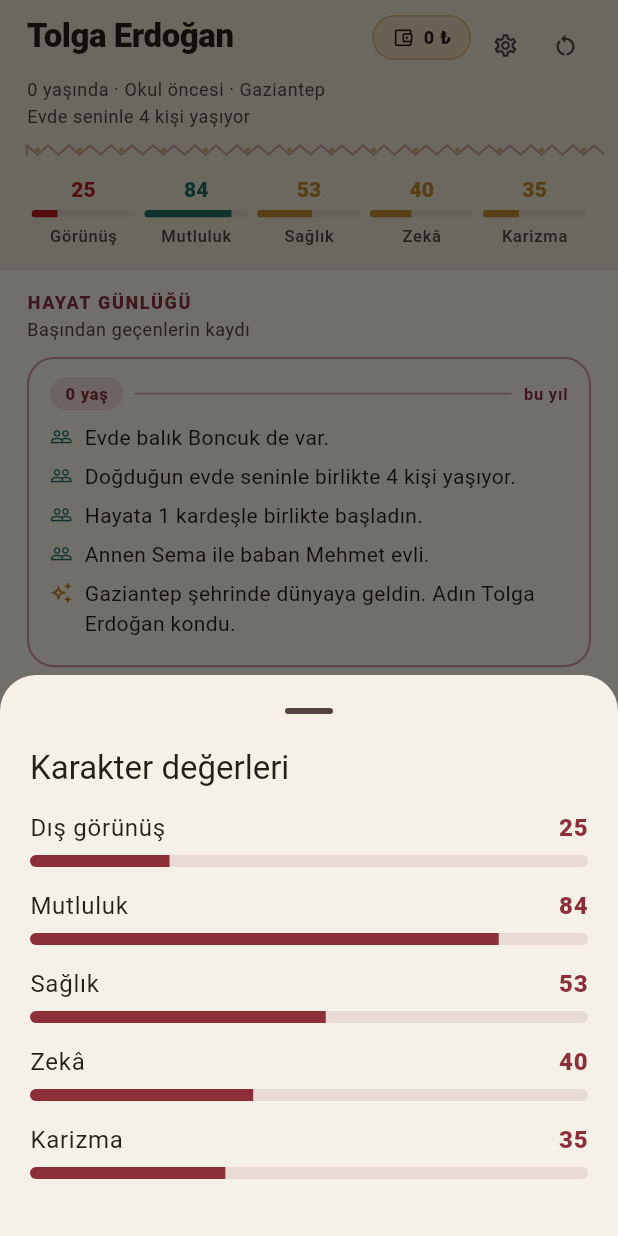
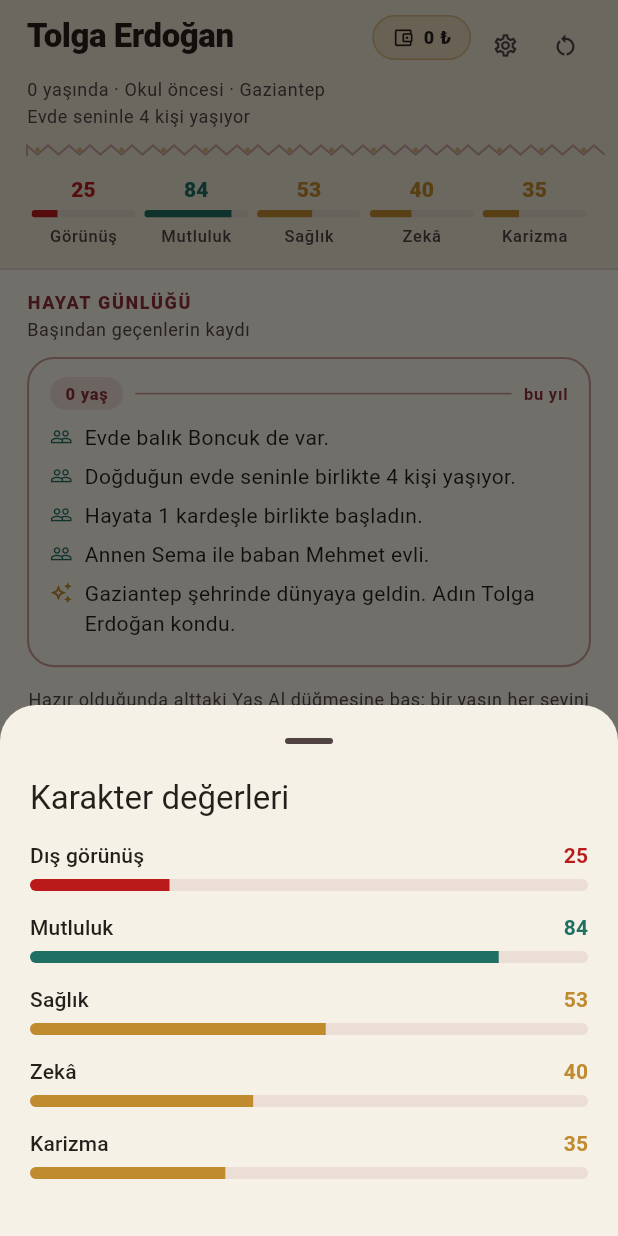
Before and after one commit to fahrettinkoksal/bir--m-r, a Flutter app: the screen it shows after launch, after a tap on "Rastgele bir hayat", after a tap on "25", on a phone screen of 412 x 824 dp. Run offline on Flutter 3.47's test engine with Material 3 defaults, Android fonts, the phone set to English and light mode, and no system bars.

```diff
--- a/app/lib/ui/widgets/character_header.dart
+++ b/app/lib/ui/widgets/character_header.dart
@@ -239,55 +239,15 @@ class _StatDetailSheet extends StatelessWidget {
             Text('Karakter değerleri', style: theme.textTheme.titleLarge),
             const SizedBox(height: 14),
             for (final StatEntry entry in state.player.stats.entries) ...<Widget>[
-              _DetailRow(entry: entry),
+              StatBar(label: entry.label, value: entry.value),
               const SizedBox(height: 14),
             ],
             // Ün açılmadıysa hiç gösterilmez (D-027).
             if (state.player.fameUnlocked)
-              _DetailRow(entry: StatEntry('Ün', state.player.fame!)),
+              StatBar(label: 'Ün', value: state.player.fame!),
           ],
         ),
       ),
     );
   }
 }
-
-class _DetailRow extends StatelessWidget {
-  const _DetailRow({required this.entry});
-
-  final StatEntry entry;
-
-  @override
-  Widget build(BuildContext context) {
-    final ThemeData theme = Theme.of(context);
-    return Column(
-      crossAxisAlignment: CrossAxisAlignment.start,
-      children: <Widget>[
-        Row(
-          mainAxisAlignment: MainAxisAlignment.spaceBetween,
-          children: <Widget>[
-            Text(entry.label, style: theme.textTheme.bodyLarge),
-            Text(
-              '${entry.value}',
-              style: theme.textTheme.bodyLarge?.copyWith(
-                fontWeight: FontWeight.w800,
-                color: theme.colorScheme.primary,
-              ),
-            ),
-          ],
-        ),
-        const SizedBox(height: 6),
-        ClipRRect(
-          borderRadius: BorderRadius.circular(8),
-          child: LinearProgressIndicator(
-            value: entry.value / 100,
-            minHeight: 8,
-            backgroundColor:
-                theme.colorScheme.outlineVariant.withValues(alpha: 0.45),
-            valueColor: AlwaysStoppedAnimation<Color>(theme.colorScheme.primary),
-          ),
-        ),
-      ],
-    );
-  }
-}
```
